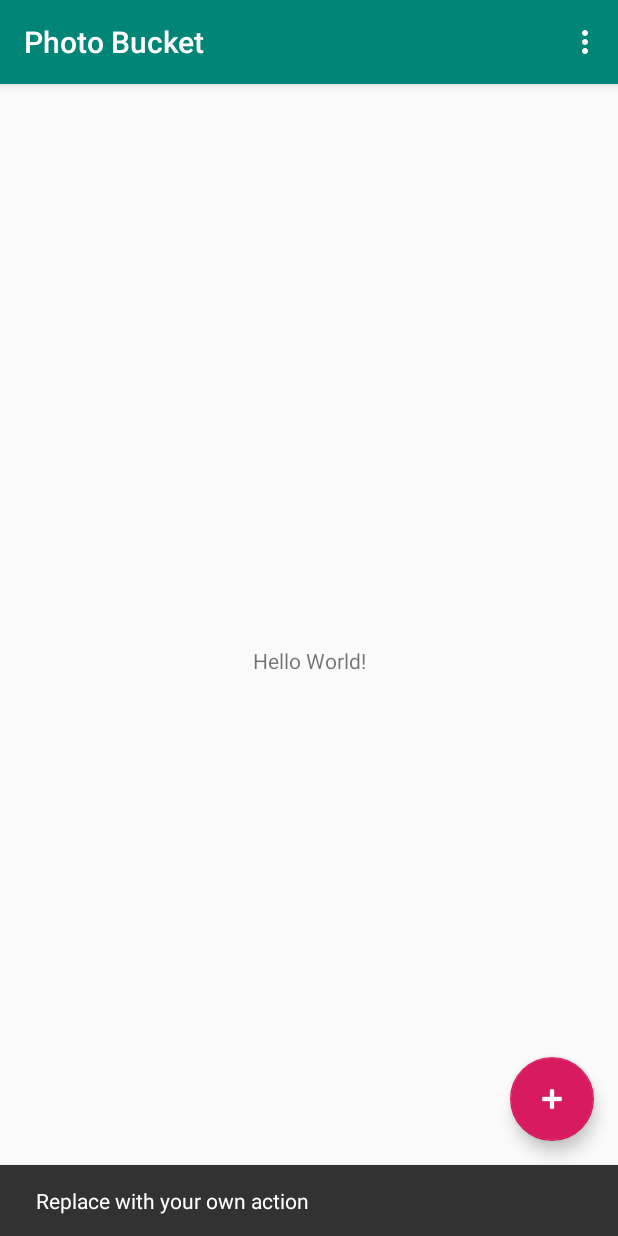
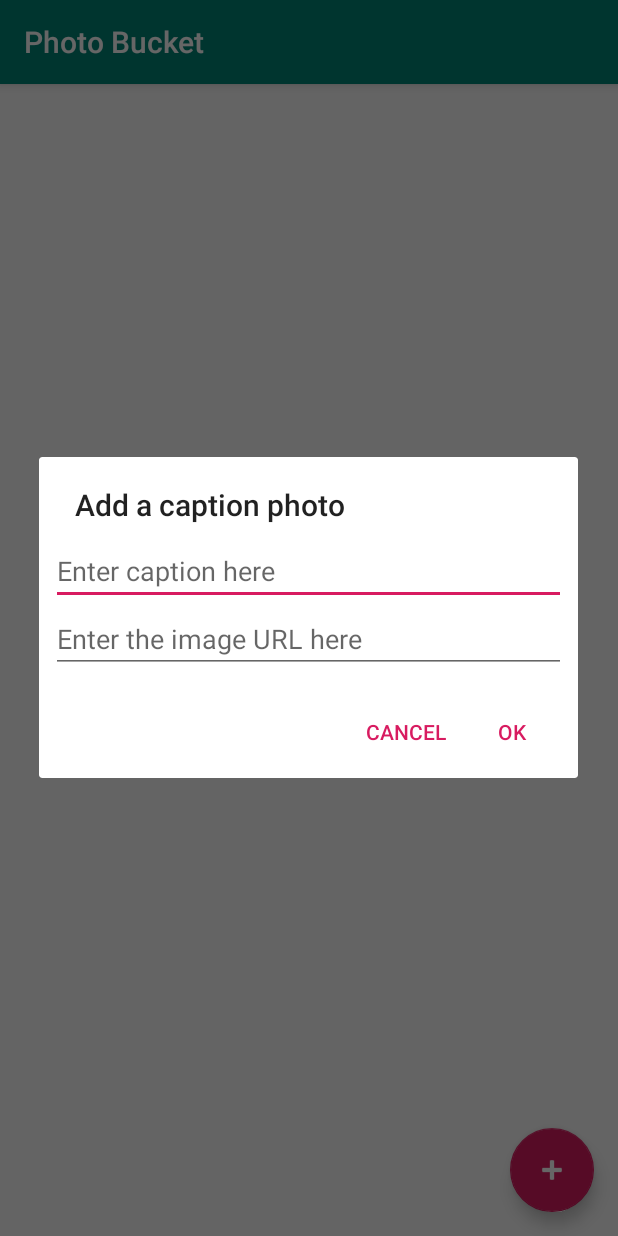
Before and after one commit to senanoc/PhotoBucket, an Android app: the screen it shows after launch (MainActivity), after a tap on an icon or button, on a phone screen of 412 x 824 dp. Run offline under Robolectric (Android 15) with nearby library versions, the phone set to English and light mode, and no system bars; our stand-ins replace Firebase (no records; nobody signed in at launch, a user with empty details on screens opened directly).

Commit message:
Layouts and dialogs completed

```diff
--- a/PhotoBucket/app/src/main/java/com/example/android/photobucket/MainActivity.java
+++ b/PhotoBucket/app/src/main/java/com/example/android/photobucket/MainActivity.java
@@ -1,13 +1,25 @@
 package com.example.android.photobucket;
 
+import android.content.DialogInterface;
 import android.os.Bundle;
 import android.support.design.widget.FloatingActionButton;
 import android.support.design.widget.Snackbar;
+import android.support.v7.app.AlertDialog;
 import android.support.v7.app.AppCompatActivity;
+import android.support.v7.widget.LinearLayoutManager;
+import android.support.v7.widget.RecyclerView;
 import android.support.v7.widget.Toolbar;
 import android.view.View;
 import android.view.Menu;
 import android.view.MenuItem;
+import android.widget.EditText;
+import android.widget.TextView;
+
+import com.google.firebase.firestore.FirebaseFirestore;
+
+import java.util.Date;
+import java.util.HashMap;
+import java.util.Map;
 
 public class MainActivity extends AppCompatActivity {
 
@@ -18,35 +30,45 @@ public class MainActivity extends AppCompatActivity {
         Toolbar toolbar = (Toolbar) findViewById(R.id.toolbar);
         setSupportActionBar(toolbar);
 
+        RecyclerView recyclerView = findViewById(R.id.recycler_view);
+        recyclerView.setLayoutManager(new LinearLayoutManager(this));
+        recyclerView.setHasFixedSize(true);
+
+        PhotoBucketAdapter photoBucketAdapter = new PhotoBucketAdapter();
+        recyclerView.setAdapter(photoBucketAdapter);
+
         FloatingActionButton fab = (FloatingActionButton) findViewById(R.id.fab);
         fab.setOnClickListener(new View.OnClickListener() {
             @Override
             public void onClick(View view) {
-                Snackbar.make(view, "Replace with your own action", Snackbar.LENGTH_LONG)
-                        .setAction("Action", null).show();
+                showAddDialog();
+
             }
         });
     }
 
-    @Override
-    public boolean onCreateOptionsMenu(Menu menu) {
-        // Inflate the menu; this adds items to the action bar if it is present.
-        getMenuInflater().inflate(R.menu.menu_main, menu);
-        return true;
+    private void showAddDialog() {
+        AlertDialog.Builder builder = new AlertDialog.Builder(this);
+        View view = getLayoutInflater().inflate(R.layout.photobucket_dialog, null, false);
+        builder.setView(view);
+        builder.setTitle("Add a caption photo");
+        final TextView captionEditText = view.findViewById(R.id.dialog_caption_edittext);
+        final TextView imageURLEditText = view.findViewById(R.id.dialog_imageURL_edittext);
+        builder.setPositiveButton(android.R.string.ok, new DialogInterface.OnClickListener() {
+            @Override
+            public void onClick(DialogInterface dialog, int which) {
+                Map<String, Object> pb = new HashMap<>();
+                pb.put(Constants.KEY_CAPTION, captionEditText.getText().toString());
+                pb.put(Constants.KEY_URL, imageURLEditText.getText().toString());
+                pb.put(Constants.KEY_CREATED, new Date());
+                FirebaseFirestore.getInstance().collection(Constants.COLLECTION_PATH).add(pb);
+            }
+        });
+        builder.setNegativeButton(android.R.string.cancel,null);
+
+        builder.create().show();
     }
 
-    @Override
-    public boolean onOptionsItemSelected(MenuItem item) {
-        // Handle action bar item clicks here. The action bar will
-        // automatically handle clicks on the Home/Up button, so long
-        // as you specify a parent activity in AndroidManifest.xml.
-        int id = item.getItemId();
 
-        //noinspection SimplifiableIfStatement
-        if (id == R.id.action_settings) {
-            return true;
-        }
 
-        return super.onOptionsItemSelected(item);
-    }
 }
--- a/PhotoBucket/app/src/main/res/layout/content_main.xml
+++ b/PhotoBucket/app/src/main/res/layout/content_main.xml
@@ -8,13 +8,11 @@
     tools:context=".MainActivity"
     tools:showIn="@layout/activity_main">
 
-    <TextView
-        android:layout_width="wrap_content"
-        android:layout_height="wrap_content"
-        android:text="Hello World!"
-        app:layout_constraintBottom_toBottomOf="parent"
-        app:layout_constraintLeft_toLeftOf="parent"
-        app:layout_constraintRight_toRightOf="parent"
-        app:layout_constraintTop_toTopOf="parent" />
+    <android.support.v7.widget.RecyclerView
+        android:id="@+id/recycler_view"
+        android:layout_width="match_parent"
+        android:layout_height="match_parent"
+
+    />
 
 </android.support.constraint.ConstraintLayout>
--- /dev/null
+++ b/PhotoBucket/app/src/main/res/layout/photobucket_dialog.xml
@@ -0,0 +1,19 @@
+<?xml version="1.0" encoding="utf-8"?>
+<LinearLayout xmlns:android="http://schemas.android.com/apk/res/android"
+    android:layout_width="match_parent"
+    android:layout_height="match_parent"
+    android:orientation="vertical"
+    android:padding="8dp">
+
+    <EditText
+        android:id="@+id/dialog_caption_edittext"
+        android:hint="Enter caption here"
+        android:layout_width="match_parent"
+        android:layout_height="wrap_content" />
+    <EditText
+        android:id="@+id/dialog_imageURL_edittext"
+        android:hint="Enter the image URL here"
+        android:layout_width="match_parent"
+        android:layout_height="wrap_content" />
+
+</LinearLayout>
--- a/PhotoBucket/app/src/main/res/layout/photobucket_itemview.xml
+++ b/PhotoBucket/app/src/main/res/layout/photobucket_itemview.xml
@@ -21,11 +21,10 @@
             android:layout_width="match_parent"
             android:layout_height="wrap_content" />
 
-        <TextView
+        <ImageView
             android:id="@+id/itemview_imageURL"
             android:gravity="center"
-            android:text="Image URL goes here"
-            android:textColor="@android:color/black"
+
             android:layout_width="match_parent"
             android:layout_height="wrap_content" />
 
--- a/PhotoBucket/app/src/main/res/menu/menu_main.xml
+++ b/PhotoBucket/app/src/main/res/menu/menu_main.xml
@@ -3,8 +3,9 @@
     xmlns:tools="http://schemas.android.com/tools"
     tools:context="com.example.android.photobucket.MainActivity">
     <item
-        android:id="@+id/action_settings"
+        android:id="@+id/action_delete"
+        android:icon="@android:drawable/ic_menu_delete"
         android:orderInCategory="100"
-        android:title="@string/action_settings"
-        app:showAsAction="never" />
+        android:title="`Delete"
+        app:showAsAction="always" />
 </menu>
```
Also changed, not shown: PhotoBucket/app/src/main/java/com/example/android/photobucket/PhotoBucketAdapter.java (+7 -7 lines), PhotoBucket/app/src/main/java/com/example/android/photobucket/PhotoBucketDetailActivity.java (+115 -1 lines), PhotoBucket/app/src/main/res/layout/activity_photo_bucket_detail.xml (added, +35 -0 lines), PhotoBucket/app/src/main/res/layout/content_photo_bucket_detail.xml (added, +47 -0 lines).
